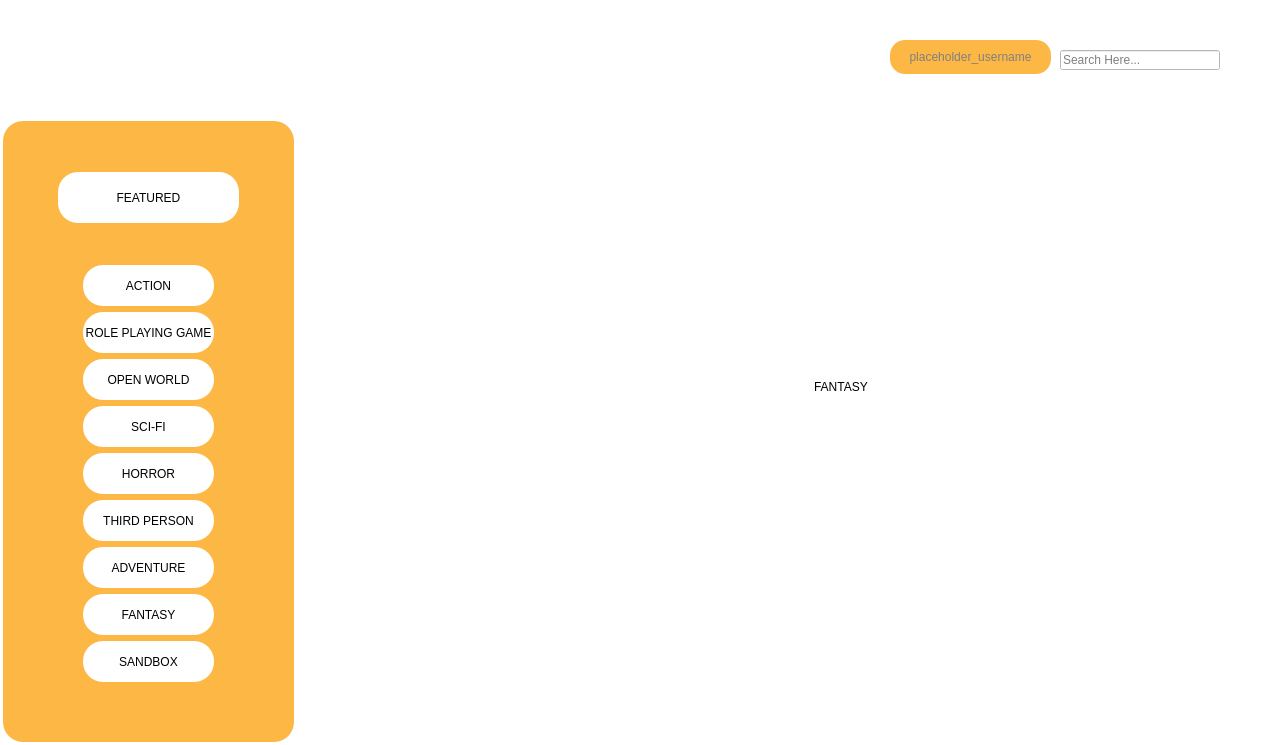
Above: main_window.ui from deej4y7/DJ_video_game_library_system before the change. Below: the same form after it.
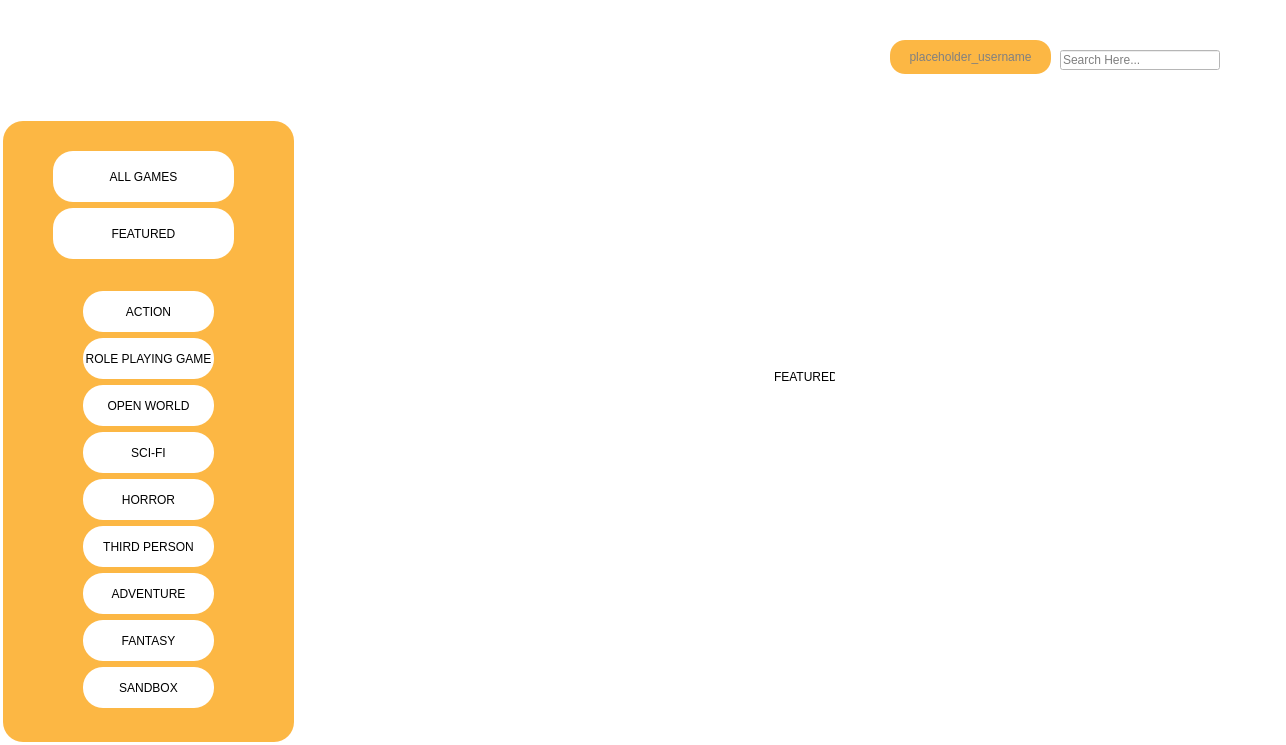
That is the form after the change. Icons and pictures are not drawn.

The edit to the form file:
```diff
--- a/main_window.ui
+++ b/main_window.ui
@@ -171,104 +171,15 @@
 border-radius: 20px
 </string>
        </property>
-       <widget class="QWidget" name="layoutWidget">
+       <widget class="QWidget" name="">
         <property name="geometry">
          <rect>
-          <x>20</x>
-          <y>50</y>
-          <width>251</width>
-          <height>512</height>
+          <x>80</x>
+          <y>170</y>
+          <width>133</width>
+          <height>421</height>
          </rect>
         </property>
-        <layout class="QGridLayout" name="gridLayout">
-         <property name="leftMargin">
-          <number>1</number>
-         </property>
-         <property name="topMargin">
-          <number>1</number>
-         </property>
-         <property name="rightMargin">
-          <number>1</number>
-         </property>
-         <property name="bottomMargin">
-          <number>1</number>
-         </property>
-         <item row="0" column="0">
-          <spacer name="horizontalSpacer_3">
-           <property name="orientation">
-            <enum>Qt::Horizontal</enum>
-           </property>
-           <property name="sizeHint" stdset="0">
-            <size>
-             <width>28</width>
-             <height>20</height>
-            </size>
-           </property>
-          </spacer>
-         </item>
-         <item row="0" column="1" colspan="3">
-          <widget class="QPushButton" name="featured_button">
-           <property name="minimumSize">
-            <size>
-             <width>181</width>
-             <height>51</height>
-            </size>
-           </property>
-           <property name="maximumSize">
-            <size>
-             <width>181</width>
-             <height>51</height>
-            </size>
-           </property>
-           <property name="styleSheet">
-            <string notr="true">background-color: rgb(255, 255, 255);
-border- radius: 10px</string>
-           </property>
-           <property name="text">
-            <string>FEATURED</string>
-           </property>
-          </widget>
-         </item>
-         <item row="0" column="4">
-          <spacer name="horizontalSpacer_4">
-           <property name="orientation">
-            <enum>Qt::Horizontal</enum>
-           </property>
-           <property name="sizeHint" stdset="0">
-            <size>
-             <width>28</width>
-             <height>20</height>
-            </size>
-           </property>
-          </spacer>
-         </item>
-         <item row="1" column="2">
-          <spacer name="verticalSpacer">
-           <property name="orientation">
-            <enum>Qt::Vertical</enum>
-           </property>
-           <property name="sizeHint" stdset="0">
-            <size>
-             <width>20</width>
-             <height>28</height>
-            </size>
-           </property>
-          </spacer>
-         </item>
-         <item row="2" column="0" colspan="2">
-          <spacer name="horizontalSpacer">
-           <property name="orientation">
-            <enum>Qt::Horizontal</enum>
-           </property>
-           <property name="sizeHint" stdset="0">
-            <size>
-             <width>40</width>
-             <height>20</height>
-            </size>
-           </property>
-          </spacer>
-         </item>
-         <item row="2" column="2">
           <layout class="QVBoxLayout" name="verticalLayout">
            <item>
             <widget class="QPushButton" name="action_button">
@@ -478,19 +389,62 @@
             </widget>
            </item>
           </layout>
+       </widget>
+       <widget class="QWidget" name="">
+        <property name="geometry">
+         <rect>
+          <x>50</x>
+          <y>30</y>
+          <width>183</width>
+          <height>110</height>
+         </rect>
+        </property>
+        <layout class="QVBoxLayout" name="verticalLayout_2">
+         <item>
+          <widget class="QPushButton" name="all_games_button">
+           <property name="minimumSize">
+            <size>
+             <width>181</width>
+             <height>51</height>
+            </size>
+           </property>
+           <property name="maximumSize">
+            <size>
+             <width>181</width>
+             <height>51</height>
+            </size>
+           </property>
+           <property name="styleSheet">
+            <string notr="true">background-color: rgb(255, 255, 255);
+border- radius: 10px</string>
+           </property>
+           <property name="text">
+            <string>ALL GAMES</string>
+           </property>
+          </widget>
          </item>
-         <item row="2" column="3" colspan="2">
-          <spacer name="horizontalSpacer_2">
-           <property name="orientation">
-            <enum>Qt::Horizontal</enum>
+         <item>
+          <widget class="QPushButton" name="featured_button">
+           <property name="minimumSize">
+            <size>
+             <width>181</width>
+             <height>51</height>
+            </size>
            </property>
-           <property name="sizeHint" stdset="0">
+           <property name="maximumSize">
             <size>
-             <width>40</width>
-             <height>20</height>
+             <width>181</width>
+             <height>51</height>
             </size>
            </property>
-          </spacer>
+           <property name="styleSheet">
+            <string notr="true">background-color: rgb(255, 255, 255);
+border- radius: 10px</string>
+           </property>
+           <property name="text">
+            <string>FEATURED</string>
+           </property>
+          </widget>
          </item>
         </layout>
        </widget>
@@ -511,7 +465,7 @@
         </size>
        </property>
        <property name="currentIndex">
-        <number>8</number>
+        <number>1</number>
        </property>
        <widget class="QWidget" name="page">
         <widget class="QLabel" name="allgames_center_label">
@@ -528,7 +482,22 @@
          </property>
         </widget>
        </widget>
-       <widget class="QWidget" name="page_2">
+       <widget class="QWidget" name="featured_page">
+        <widget class="QLabel" name="featured_label">
+         <property name="geometry">
+          <rect>
+           <x>470</x>
+           <y>220</y>
+           <width>61</width>
+           <height>61</height>
+          </rect>
+         </property>
+         <property name="text">
+          <string>FEATURED</string>
+         </property>
+        </widget>
+       </widget>
+       <widget class="QWidget" name="action_page">
         <widget class="QLabel" name="action_center_label">
          <property name="geometry">
           <rect>
```
Left out of the diff: 20 changed lines with no effect on the pictures. Lines whose indentation alone changed are shown as unchanged.
